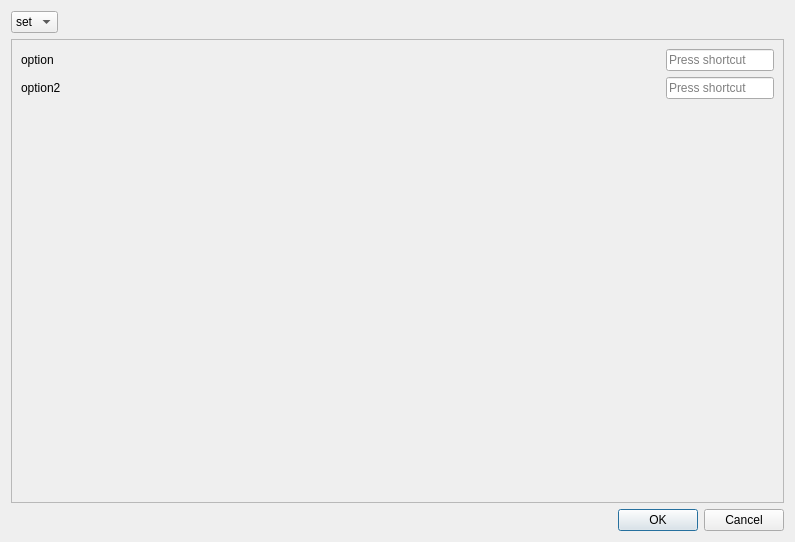
timofey260/RWE-Sharp, file ui/uifiles/special/hotkeys.ui: the form before one commit.
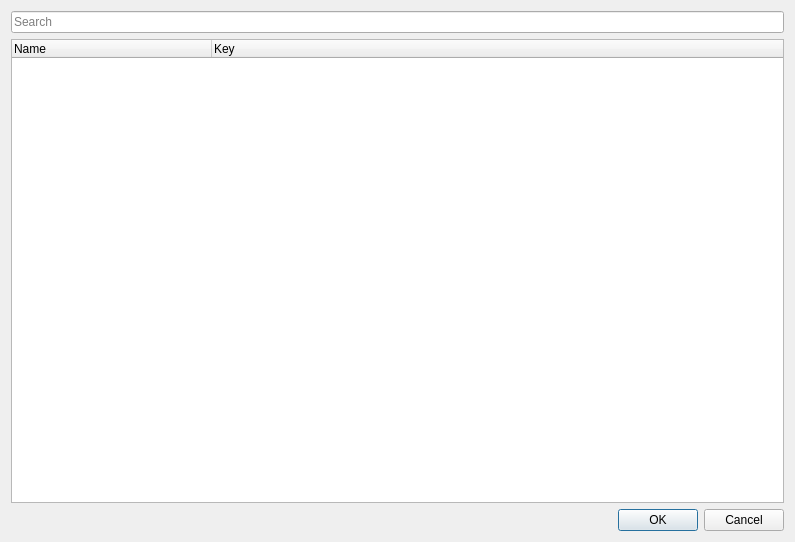
The form after the commit.

Commit message: small file stuff, starting work on hotkeys

```diff
--- a/ui/uifiles/special/hotkeys.ui
+++ b/ui/uifiles/special/hotkeys.ui
@@ -15,108 +15,27 @@
   </property>
   <layout class="QVBoxLayout" name="verticalLayout_2">
    <item>
-    <layout class="QHBoxLayout" name="horizontalLayout">
-     <item>
-      <widget class="QComboBox" name="comboBox">
-       <property name="currentIndex">
-        <number>0</number>
-       </property>
-       <item>
-        <property name="text">
-         <string>set</string>
-        </property>
-       </item>
-      </widget>
-     </item>
-     <item>
-      <spacer name="horizontalSpacer">
-       <property name="orientation">
-        <enum>Qt::Orientation::Horizontal</enum>
-       </property>
-       <property name="sizeHint" stdset="0">
-        <size>
-         <width>40</width>
-         <height>20</height>
-        </size>
-       </property>
-      </spacer>
-     </item>
-    </layout>
+    <widget class="QLineEdit" name="Search">
+     <property name="placeholderText">
+      <string>Search</string>
+     </property>
+    </widget>
    </item>
    <item>
-    <widget class="QScrollArea" name="scrollArea">
-     <property name="widgetResizable">
-      <bool>true</bool>
-     </property>
-     <widget class="QWidget" name="scrollAreaWidgetContents">
-      <property name="geometry">
-       <rect>
-        <x>0</x>
-        <y>0</y>
-        <width>775</width>
-        <height>462</height>
-       </rect>
+    <widget class="QTreeWidget" name="treeWidget">
+     <attribute name="headerDefaultSectionSize">
+      <number>200</number>
+     </attribute>
+     <column>
+      <property name="text">
+       <string>Name</string>
       </property>
-      <layout class="QVBoxLayout" name="verticalLayout">
-       <item>
-        <layout class="QGridLayout" name="gridLayout">
-         <item row="1" column="1">
-          <widget class="QLabel" name="label_2">
-           <property name="sizePolicy">
-            <sizepolicy hsizetype="Preferred" vsizetype="Preferred">
-             <horstretch>0</horstretch>
-             <verstretch>0</verstretch>
-            </sizepolicy>
-           </property>
-           <property name="text">
-            <string>option2</string>
-           </property>
-          </widget>
-         </item>
-         <item row="0" column="2">
-          <widget class="QKeySequenceEdit" name="keySequenceEdit">
-           <property name="sizePolicy">
-            <sizepolicy hsizetype="Fixed" vsizetype="Fixed">
-             <horstretch>0</horstretch>
-             <verstretch>0</verstretch>
-            </sizepolicy>
-           </property>
-          </widget>
-         </item>
-         <item row="0" column="1">
-          <widget class="QLabel" name="label">
-           <property name="text">
-            <string>option</string>
-           </property>
-          </widget>
-         </item>
-         <item row="1" column="2">
-          <widget class="QKeySequenceEdit" name="keySequenceEdit_2">
-           <property name="sizePolicy">
-            <sizepolicy hsizetype="Fixed" vsizetype="Fixed">
-             <horstretch>0</horstretch>
-             <verstretch>0</verstretch>
-            </sizepolicy>
-           </property>
-          </widget>
-         </item>
-        </layout>
-       </item>
-       <item>
-        <spacer name="verticalSpacer">
-         <property name="orientation">
-          <enum>Qt::Orientation::Vertical</enum>
-         </property>
-         <property name="sizeHint" stdset="0">
-          <size>
-           <width>20</width>
-           <height>383</height>
-          </size>
-         </property>
-        </spacer>
-       </item>
-      </layout>
-     </widget>
+     </column>
+     <column>
+      <property name="text">
+       <string>Key</string>
+      </property>
+     </column>
     </widget>
    </item>
    <item>
```
The commit also changes 7 other files.
